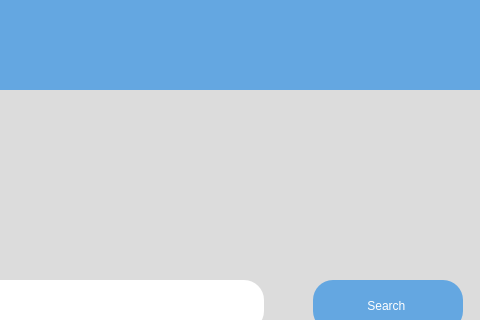
This is src/user_interface/start.ui in eppenney/eBook-Perpetual-Access-Rights-Tracker as Qt 5 draws it before an edit; both pictures show x 697 to 1177 and y 0 to 320 of the 1177 by 898 pixel window. The edited form follows.
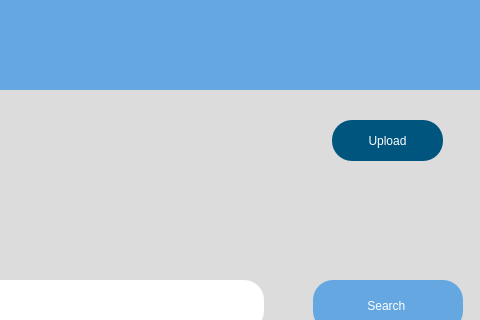
This is the edited form.

Patch:
```diff
--- a/src/user_interface/start.ui
+++ b/src/user_interface/start.ui
@@ -227,6 +227,25 @@
      </property>
     </item>
    </widget>
+   <widget class="QPushButton" name="uploadButton">
+    <property name="geometry">
+        <rect>
+            <x>1049</x>
+            <y>120</y>
+            <width>111</width>
+            <height>41</height>
+        </rect>
+    </property>
+    <property name="styleSheet">
+        <string notr="true">background-color: rgb(0, 85, 127);
+            color: rgb(255, 255, 255);
+            font: 14pt &quot;MS Shell Dlg 2&quot;;
+            border-radius: 20px;</string>
+    </property>
+    <property name="text">
+        <string>Upload</string>
+    </property>
+</widget>
   </widget>
  </widget>
  <resources/>
```
